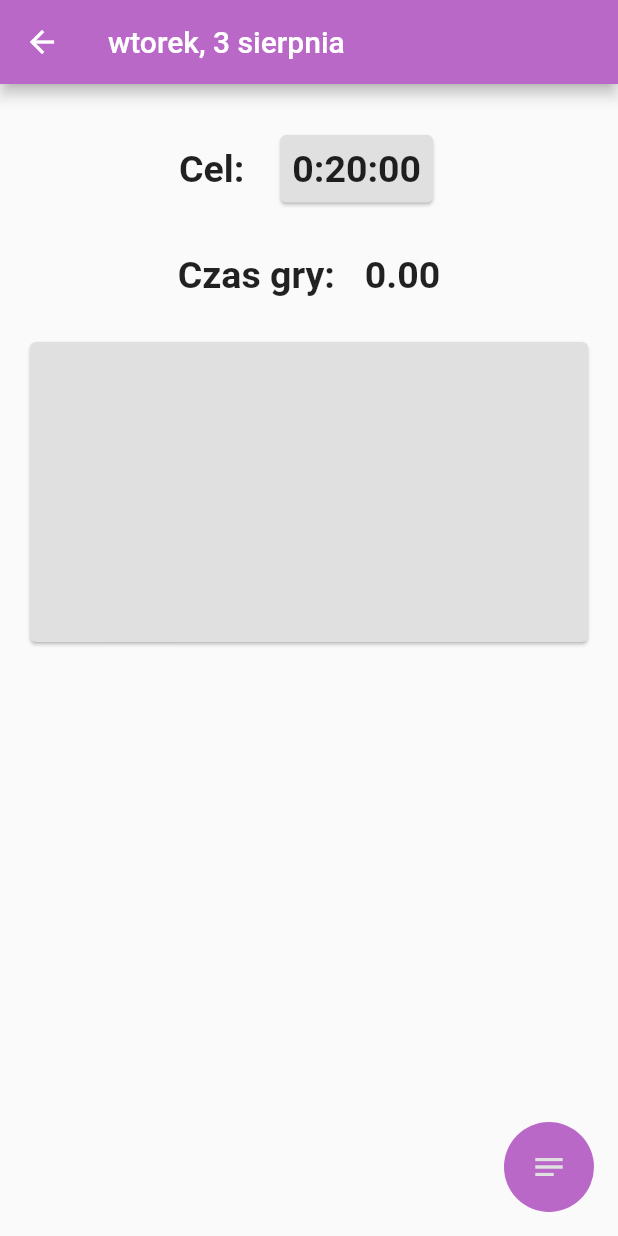
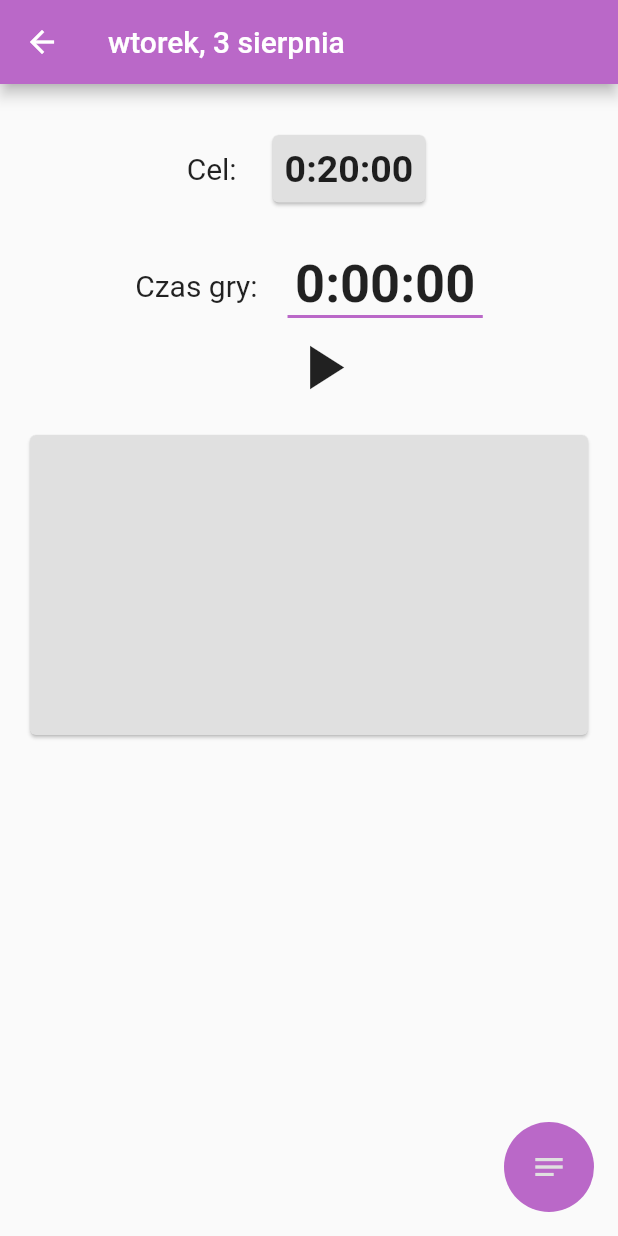
Before and after one commit to Michal-Szkoda-91/music_callendar, a Flutter app: the screen it shows after launch, after a tap on "Rozpocznij Grę", on a phone screen of 412 x 824 dp. Run offline on Flutter 3.47's test engine with Material 2 defaults, Android fonts, the phone set to English and light mode, and no system bars; our stand-ins replace sqflite, table_calendar; accounts and stored records are empty.

Commit message:
Dodano stoper do aplikacji

```diff
--- a/lib/widgets/play_time_row.dart
+++ b/lib/widgets/play_time_row.dart
@@ -1,4 +1,5 @@
 import 'package:flutter/material.dart';
+import 'package:music_callendar/main.dart';
 
 class PlayTimeRow extends StatefulWidget {
   @override
@@ -6,33 +7,103 @@ class PlayTimeRow extends StatefulWidget {
 }
 
 class _PlayTimeRowState extends State<PlayTimeRow> {
-  double playTime = 0.0;
+  late Duration actualPlayTime;
+  bool _isCounting = false;
+  @override
+  void initState() {
+    super.initState();
+    actualPlayTime = Duration(seconds: 0);
+  }
+
+  @override
+  void dispose() {
+    super.dispose();
+  }
 
   @override
   Widget build(BuildContext context) {
     return Padding(
       padding: const EdgeInsets.only(bottom: 30),
-      child: Row(
-        mainAxisAlignment: MainAxisAlignment.center,
+      child: Column(
         children: [
-          Text(
-            'Czas gry:',
-            style: _customStyle(),
+          Row(
+            mainAxisAlignment: MainAxisAlignment.center,
+            children: [
+              Text(
+                'Czas gry:',
+                style: _customStyleSmall(),
+              ),
+              const SizedBox(width: 20),
+              Container(
+                padding: EdgeInsets.symmetric(horizontal: 5),
+                decoration: BoxDecoration(
+                  border: Border(
+                    bottom: BorderSide(
+                      width: 2,
+                      color: Theme.of(context).accentColor,
+                    ),
+                  ),
+                ),
+                child: Text(
+                  '${actualPlayTime.toString().split(".")[0]}',
+                  style: _customStyleBig(),
+                ),
+              ),
+            ],
           ),
-          const SizedBox(width: 20),
-          Text(
-            '${playTime.toStringAsFixed(2)}',
-            style: _customStyle(),
-          ),
+          //Temporary buuton to start and stop stoper
+
+          !_isCounting
+              ? IconButton(
+                  onPressed: () {
+                    incrasePlayTime();
+                    setState(() {
+                      _isCounting = !_isCounting;
+                    });
+                  },
+                  alignment: Alignment.center,
+                  icon: Icon(
+                    Icons.play_arrow,
+                    size: 50,
+                  ),
+                )
+              : IconButton(
+                  onPressed: () {
+                    setState(() {
+                      _isCounting = !_isCounting;
+                    });
+                  },
+                  alignment: Alignment.center,
+                  icon: Icon(
+                    Icons.pause,
+                    size: 50,
+                  ),
+                ),
         ],
       ),
     );
   }
 
-  TextStyle _customStyle() {
+  TextStyle _customStyleSmall() {
     return TextStyle(
-      fontSize: 25,
+      fontSize: 20,
+      fontWeight: FontWeight.w400,
+    );
+  }
+
+  TextStyle _customStyleBig() {
+    return TextStyle(
+      fontSize: 35,
       fontWeight: FontWeight.bold,
     );
   }
+
+  void incrasePlayTime() {
+    Future.delayed(Duration(seconds: 1)).then((value) {
+      setState(() {
+        actualPlayTime += Duration(seconds: 1);
+        if (_isCounting) incrasePlayTime();
+      });
+    });
+  }
 }
--- a/lib/widgets/target_time_row.dart
+++ b/lib/widgets/target_time_row.dart
@@ -22,18 +22,20 @@ class _TargetTimeRowState extends State<TargetTimeRow> {
             children: [
               Text(
                 'Cel:',
-                style: _customStyle(),
+                style: _customStyleSmall(),
               ),
               const SizedBox(width: 20),
               GestureDetector(
-                onTap: _showTimePicker,
+                onTap: () {
+                  _showTimePicker(targetPlayTime);
+                },
                 child: Card(
                   color: Theme.of(context).primaryColor,
                   child: Padding(
                     padding: const EdgeInsets.all(8.0),
                     child: Text(
                       '${targetPlayTime.toString().split(".")[0]}',
-                      style: _customStyle(),
+                      style: _customStyleBig(),
                     ),
                   ),
                 ),
@@ -45,14 +47,21 @@ class _TargetTimeRowState extends State<TargetTimeRow> {
     );
   }
 
-  TextStyle _customStyle() {
+  TextStyle _customStyleSmall() {
+    return TextStyle(
+      fontSize: 20,
+      fontWeight: FontWeight.w400,
+    );
+  }
+
+  TextStyle _customStyleBig() {
     return TextStyle(
       fontSize: 25,
       fontWeight: FontWeight.bold,
     );
   }
 
-  void _showTimePicker() {
+  void _showTimePicker(var actualDuration) {
     showDialog(
       context: context,
       builder: (ctx) {
@@ -60,13 +69,13 @@ class _TargetTimeRowState extends State<TargetTimeRow> {
           backgroundColor: Theme.of(context).backgroundColor,
           children: [
             Text(
-              'Ustaw długość dzisiejszej gry',
-              style: _customStyle(),
+              'Ustaw długość gry na instrumencie',
+              style: _customStyleSmall(),
               textAlign: TextAlign.center,
             ),
             CupertinoTimerPicker(
               mode: CupertinoTimerPickerMode.hms,
-              initialTimerDuration: Duration(minutes: 20),
+              initialTimerDuration: actualDuration,
               onTimerDurationChanged: (value) {
                 setState(() {
                   targetPlayTime = value;
@@ -77,7 +86,9 @@ class _TargetTimeRowState extends State<TargetTimeRow> {
               mainAxisAlignment: MainAxisAlignment.end,
               children: [
                 TextButton(
-                  onPressed: () {},
+                  onPressed: () {
+                    Navigator.of(ctx).pop();
+                  },
                   child: Text(
                     "Zapisz",
                     style: TextStyle(
@@ -88,6 +99,9 @@ class _TargetTimeRowState extends State<TargetTimeRow> {
                 ),
                 TextButton(
                   onPressed: () {
+                    setState(() {
+                      targetPlayTime = actualDuration;
+                    });
                     Navigator.of(ctx).pop();
                   },
                   child: Text(
```
Also changed, not shown: lib/screens/music_event_adding_screen.dart (line endings or trailing spaces).
